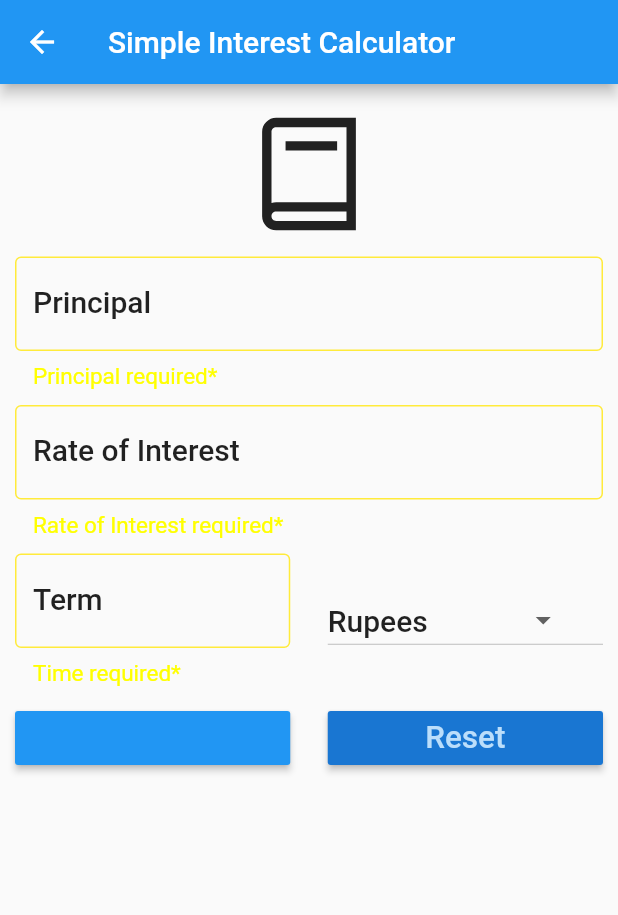
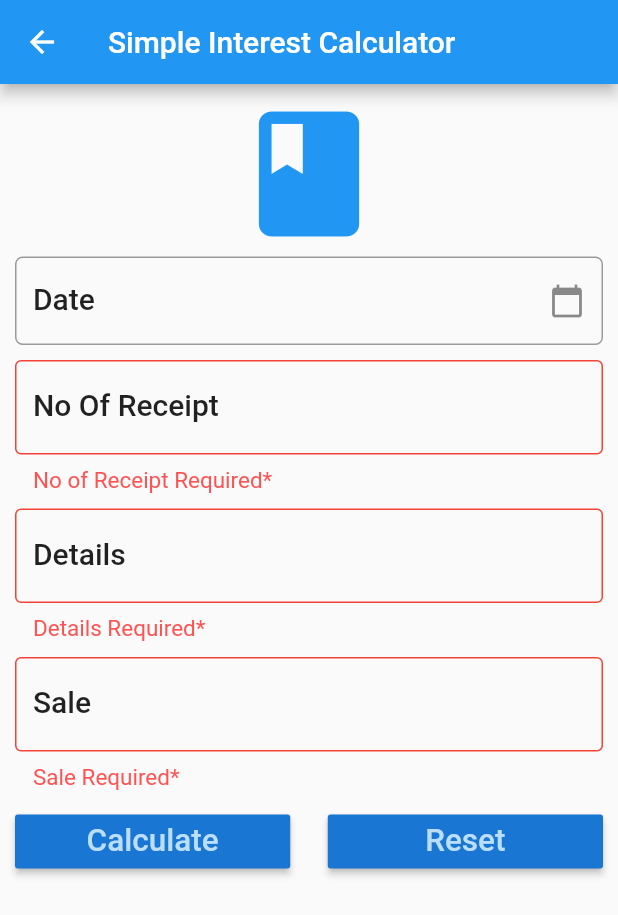
Before and after one commit to akhileshboodhun/book_keeping_app, a Flutter app: the BookKeepingForm screen opened directly, after a tap on "Calculate", after a tap on "Reset", on a phone screen of 412 x 824 dp. Shown: the top 915 px of the screen. Run offline on Flutter 3.47's test engine with Material 2 defaults, Android fonts, the phone set to English and light mode, and no system bars; our stand-ins replace flutter_datetime_picker, line_awesome_icons, shared_preferences; missing offline and left inert: flat_icons_flutter; accounts and stored records are empty.

Commit message:
finishing with the ui cashbook

```diff
--- a/lib/views/bookkeeping.dart
+++ b/lib/views/bookkeeping.dart
@@ -1,5 +1,6 @@
 import 'package:flat_icons_flutter/flat_icons_flutter.dart';
 import 'package:flutter/material.dart';
+import 'package:flutter_datetime_picker/flutter_datetime_picker.dart';
 import 'package:line_awesome_icons/line_awesome_icons.dart';
 
 class BookKeepingForm extends StatefulWidget {
@@ -15,17 +16,21 @@ class _BookKeepingFormState extends State<BookKeepingForm> {
   var _formKey = GlobalKey<FormState>();
   var _currencies = ["Rupees", "Dollars", "Pound Sterling"];
   final _minimumpadding = 5.0;
+  String _date_picker_text = "";
+
+  TextEditingController principalcontroller = TextEditingController();
+  TextEditingController receiptnocontroller = TextEditingController();
+  TextEditingController termcontroller = TextEditingController();
+  TextEditingController detailscontroller = TextEditingController();
+  TextEditingController _mydatecontroller;
 
   var _currentitemsel = "";
 
   void initState() {
     super.initState();
     _currentitemsel = _currencies[0];
+    _mydatecontroller = new TextEditingController();
   }
-
-  TextEditingController principalcontroller = TextEditingController();
-  TextEditingController roicontroller = TextEditingController();
-  TextEditingController termcontroller = TextEditingController();
 
   var displayresult = '';
 
@@ -46,65 +51,137 @@ class _BookKeepingFormState extends State<BookKeepingForm> {
             // margin: EdgeInsets.all(_minimumpadding * 2),
             child: ListView(
               children: <Widget>[
-                Icon(LineAwesomeIcons.book, size: 100),
+                Icon(Icons.book_rounded, size: 100, color: Colors.blue),
+                // Padding(
+                //     padding: EdgeInsets.only(
+                //         top: _minimumpadding, bottom: _minimumpadding),
+                //     child: TextFormField(
+                //         keyboardType: TextInputType.number,
+                //         style: textStyle,
+                //         controller: principalcontroller,
+                //         validator: (String value) {
+                //           Pattern pat = r'^[0-9]';
+                //           RegExp regex = new RegExp(pat);
+
+                //           if (value.isEmpty) {
+                //             return "Principal required*";
+                //           } else if (!(regex.hasMatch(value))) {
+                //             return "Number have to be input";
+                //           }
+                //         },
+                //         decoration: InputDecoration(
+                //             labelText: 'Principal',
+                //             hintText: 'Enter Principal',
+                //             labelStyle: textStyle,
+                //             errorStyle: TextStyle(
+                //               color: Colors.yellowAccent,
+                //               fontSize: 15.0,
+                //             ),
+                //             errorBorder: new OutlineInputBorder(
+                //                 borderSide:
+                //                     new BorderSide(color: Colors.yellow)),
+                //             border: OutlineInputBorder(
+                //                 borderRadius: BorderRadius.circular(5.0))))),
+                Padding(
+                  padding: EdgeInsets.only(
+                      top: _minimumpadding, bottom: _minimumpadding),
+                  child: TextFormField(
+                    controller: _mydatecontroller,
+                    readOnly: true,
+                    decoration: InputDecoration(
+                      labelText: 'Date',
+                      hintText: 'Select Date',
+                      labelStyle: textStyle,
+                      errorStyle: TextStyle(
+                        color: Colors.yellowAccent,
+                        fontSize: 15.0,
+                      ),
+                      errorBorder: new OutlineInputBorder(
+                          borderSide: new BorderSide(color: Colors.yellow)),
+                      border: OutlineInputBorder(
+                          borderRadius: BorderRadius.circular(5.0)),
+                      suffixIcon: IconButton(
+                          icon: Icon(Icons.calendar_today),
+                          onPressed: () {
+                            DatePicker.showDatePicker(context,
+                                onCancel: () {
+                                  setState(() {
+                                    // _add_btn_disable = true;
+                                  });
+                                },
+                                theme: DatePickerTheme(
+                                  containerHeight: 210.0,
+                                ),
+                                showTitleActions: true,
+                                minTime: DateTime.now(),
+                                maxTime: DateTime.now().add(Duration(days: 60)),
+                                onConfirm: (date) {
+                                  setState(() {});
+                                  _date_picker_text =
+                                      '${date.day}-${date.month}-${date.year}';
+                                  // _add_btn_disable = false;
+                                  print(_date_picker_text);
+                                  _mydatecontroller.text = _date_picker_text;
+                                  setState(() {});
+                                },
+                                //https://stackoverflow.com/questions/55702224/how-to-remove-time-stamp-or-get-only-date-form-datepicker-in-flutter-default-dat
+                                currentTime: DateTime.now(),
+                                locale: LocaleType.en);
+                          }),
+                    ),
+                  ),
+                ),
                 Padding(
                     padding: EdgeInsets.only(
                         top: _minimumpadding, bottom: _minimumpadding),
                     child: TextFormField(
                         keyboardType: TextInputType.number,
                         style: textStyle,
-                        controller: principalcontroller,
+                        controller: receiptnocontroller,
                         validator: (String value) {
                           Pattern pat = r'^[0-9]';
                           RegExp regex = new RegExp(pat);
 
                           if (value.isEmpty) {
-                            return "Principal required*";
+                            return "No of Receipt Required*";
                           } else if (!(regex.hasMatch(value))) {
                             return "Number have to be input";
                           }
                         },
                         decoration: InputDecoration(
-                            labelText: 'Principal',
-                            hintText: 'Enter Principal',
+                            labelText: 'No Of Receipt',
+                            hintText: 'Numerics',
                             labelStyle: textStyle,
                             errorStyle: TextStyle(
-                              color: Colors.yellowAccent,
+                              color: Colors.redAccent,
                               fontSize: 15.0,
                             ),
                             errorBorder: new OutlineInputBorder(
-                                borderSide:
-                                    new BorderSide(color: Colors.yellow)),
+                                borderSide: new BorderSide(color: Colors.red)),
                             border: OutlineInputBorder(
                                 borderRadius: BorderRadius.circular(5.0))))),
                 Padding(
                     padding: EdgeInsets.only(
                         top: _minimumpadding, bottom: _minimumpadding),
                     child: TextFormField(
-                        keyboardType: TextInputType.number,
+                        keyboardType: TextInputType.text,
                         style: textStyle,
-                        controller: roicontroller,
+                        controller: detailscontroller,
                         validator: (String value) {
-                          Pattern pat = r'^[0-9]';
-                          RegExp regex = new RegExp(pat);
-
                           if (value.isEmpty) {
-                            return "Rate of Interest required*";
-                          } else if (!(regex.hasMatch(value))) {
-                            return "Number have to be input";
+                            return "Details Required*";
                           }
                         },
                         decoration: InputDecoration(
-                            labelText: 'Rate of Interest',
-                            hintText: 'In percent',
+                            labelText: 'Details',
+                            hintText: 'Details about the book',
                             labelStyle: textStyle,
                             errorStyle: TextStyle(
-                              color: Colors.yellowAccent,
+                              color: Colors.redAccent,
                               fontSize: 15.0,
                             ),
                             errorBorder: new OutlineInputBorder(
-                                borderSide:
-                                    new BorderSide(color: Colors.yellow)),
+                                borderSide: new BorderSide(color: Colors.red)),
                             border: OutlineInputBorder(
                                 borderRadius: BorderRadius.circular(5.0))))),
                 Padding(
@@ -120,9 +197,9 @@ class _BookKeepingFormState extends State<BookKeepingForm> {
                             RegExp regex = new RegExp(pat);
 
                             if (value.isEmpty) {
-                              return "Time required*";
+                              return "Sale Required*";
                             } else if (!(regex.hasMatch(value))) {
-                              return "Number have to be input";
+                              return "Number only";
                             }
                             // if(value.isEmpty){
                             //   return "Enter year properly";
@@ -131,36 +208,36 @@ class _BookKeepingFormState extends State<BookKeepingForm> {
                           style: textStyle,
                           controller: termcontroller,
                           decoration: InputDecoration(
-                              labelText: 'Term',
-                              hintText: 'Time in years',
+                              labelText: 'Sale',
+                              hintText: 'Numerics',
                               labelStyle: textStyle,
                               errorStyle: TextStyle(
-                                color: Colors.yellowAccent,
+                                color: Colors.redAccent,
                                 fontSize: 15.0,
                               ),
                               errorBorder: new OutlineInputBorder(
                                   borderSide:
-                                      new BorderSide(color: Colors.yellow)),
+                                      new BorderSide(color: Colors.red)),
                               border: OutlineInputBorder(
                                   borderRadius: BorderRadius.circular(5.0))),
                         )),
-                        Container(
-                          width: _minimumpadding * 5,
-                        ),
-                        Expanded(
-                            child: DropdownButton<String>(
-                          items: _currencies.map((String value) {
-                            return DropdownMenuItem<String>(
-                              value: value,
-                              child: Text(value),
-                            );
-                          }).toList(),
-                          value: _currentitemsel,
-                          style: textStyle,
-                          onChanged: (String newvalsel) {
-                            _ondropdownitemsel(newvalsel);
-                          },
-                        )),
+                        // Container(
+                        //   width: _minimumpadding * 5,
+                        // ),
+                        // Expanded(
+                        //     child: DropdownButton<String>(
+                        //   items: _currencies.map((String value) {
+                        //     return DropdownMenuItem<String>(
+                        //       value: value,
+                        //       child: Text(value),
+                        //     );
+                        //   }).toList(),
+                        //   value: _currentitemsel,
+                        //   style: textStyle,
+                        //   onChanged: (String newvalsel) {
+                        //     _ondropdownitemsel(newvalsel);
+                        //   },
+                        // )),
                       ],
                     )),
                 Padding(
@@ -170,8 +247,8 @@ class _BookKeepingFormState extends State<BookKeepingForm> {
                       children: <Widget>[
                         Expanded(
                           child: RaisedButton(
-                            color: Theme.of(context).accentColor,
-                            textColor: Theme.of(context).primaryColor,
+                            color: Theme.of(context).primaryColorDark,
+                            textColor: Theme.of(context).primaryColorLight,
                             child: Text(
                               'Calculate',
                               textScaleFactor: 1.5,
@@ -218,19 +295,19 @@ class _BookKeepingFormState extends State<BookKeepingForm> {
     );
   }
 
-  // Widget getImage() {
-  //   AssetImage assetimage = AssetImage('images/money.png');
-  //   Image image = Image(
-  //     image: assetimage,
-  //     width: 125.0,
-  //     height: 125.0,
-  //   );
+  Widget getImage() {
+    AssetImage assetimage = AssetImage('images/money.png');
+    Image image = Image(
+      image: assetimage,
+      width: 125.0,
+      height: 125.0,
+    );
 
-  //   return Container(
-  //     child: image,
-  //     margin: EdgeInsets.all(_minimumpadding * 10),
-  //   );
-  // }
+    return Container(
+      child: image,
+      margin: EdgeInsets.all(_minimumpadding * 10),
+    );
+  }
 
   void _ondropdownitemsel(String newvalsel) {
     setState(() {
@@ -240,19 +317,22 @@ class _BookKeepingFormState extends State<BookKeepingForm> {
 
   String _calculatetotal() {
     double principal = double.parse(principalcontroller.text),
-        roi = double.parse(roicontroller.text),
+        receiptno = double.parse(receiptnocontroller.text),
         term = double.parse(termcontroller.text);
-    double total = principal + (principal * roi * term) / 100;
+    double total = principal + (principal * receiptno * term) / 100;
     String result =
         'After $term years, your investment will be worth $total $_currentitemsel';
     return result;
   }
 
   void _reset() {
-    principalcontroller.text = "";
-    roicontroller.text = "";
-    termcontroller.text = "";
+    principalcontroller.clear();
+    receiptnocontroller.clear();
+    termcontroller.clear();
     displayresult = "";
+    detailscontroller.clear();
     _currentitemsel = _currencies[0];
+    _mydatecontroller.clear();
+    _date_picker_text = "";
   }
 }
--- a/pubspec.yaml
+++ b/pubspec.yaml
@@ -33,6 +33,7 @@ dependencies:
   flat_icons_flutter: ^1.0.2
   shared_preferences: ^0.5.12+4
   line_awesome_icons: ^1.0.4+2
+  flutter_datetime_picker: any
 
 dev_dependencies:
   flutter_test:
```
Also changed, not shown: pubspec.lock.
